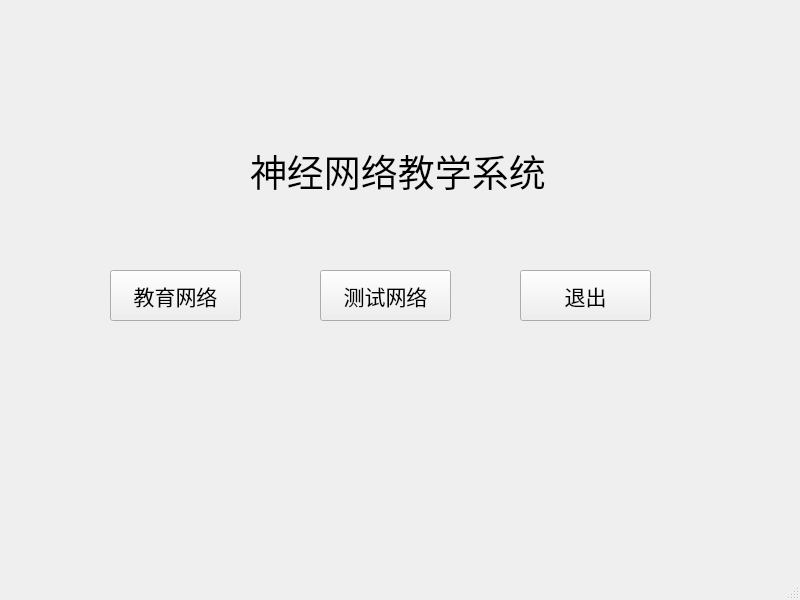
Old version of the form main_windows.ui in the repository leechfile/bpnet-edu.
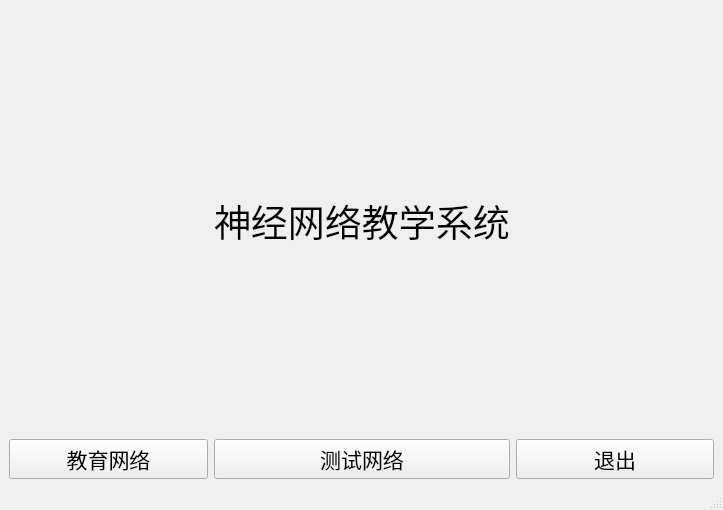
New version of the form.

```diff
--- a/main_windows.ui
+++ b/main_windows.ui
@@ -6,8 +6,8 @@
    <rect>
     <x>0</x>
     <y>0</y>
-    <width>800</width>
-    <height>600</height>
+    <width>723</width>
+    <height>510</height>
    </rect>
   </property>
   <property name="windowTitle">
@@ -17,34 +17,9 @@
    <string notr="true"/>
   </property>
   <widget class="QWidget" name="centralwidget">
-   <widget class="QLabel" name="label">
-    <property name="geometry">
-     <rect>
-      <x>250</x>
-      <y>110</y>
-      <width>391</width>
-      <height>121</height>
-     </rect>
-    </property>
-    <property name="font">
-     <font>
-      <family>宋体</family>
-      <pointsize>28</pointsize>
-     </font>
-    </property>
-    <property name="text">
-     <string>神经网络教学系统</string>
-    </property>
-   </widget>
+   <layout class="QGridLayout" name="gridLayout">
+    <item row="2" column="0">
    <widget class="QPushButton" name="edu_btn">
-    <property name="geometry">
-     <rect>
-      <x>110</x>
-      <y>270</y>
-      <width>131</width>
-      <height>51</height>
-     </rect>
-    </property>
     <property name="font">
      <font>
       <family>宋体</family>
@@ -55,15 +30,9 @@
      <string>教育网络</string>
     </property>
    </widget>
+    </item>
+    <item row="2" column="1">
    <widget class="QPushButton" name="test_nerual">
-    <property name="geometry">
-     <rect>
-      <x>320</x>
-      <y>270</y>
-      <width>131</width>
-      <height>51</height>
-     </rect>
-    </property>
     <property name="font">
      <font>
       <family>宋体</family>
@@ -74,15 +43,22 @@
      <string>测试网络</string>
     </property>
    </widget>
+    </item>
+    <item row="1" column="1">
+     <widget class="QLabel" name="label">
+      <property name="font">
+       <font>
+        <family>宋体</family>
+        <pointsize>28</pointsize>
+       </font>
+      </property>
+      <property name="text">
+       <string>神经网络教学系统</string>
+      </property>
+     </widget>
+    </item>
+    <item row="2" column="2">
    <widget class="QPushButton" name="exit_btn">
-    <property name="geometry">
-     <rect>
-      <x>520</x>
-      <y>270</y>
-      <width>131</width>
-      <height>51</height>
-     </rect>
-    </property>
     <property name="font">
      <font>
       <family>宋体</family>
@@ -93,6 +69,8 @@
      <string>退出</string>
     </property>
    </widget>
+    </item>
+   </layout>
   </widget>
   <widget class="QMenuBar" name="menubar">
    <property name="geometry">
```
Left out of the diff: 2 changed lines with no effect on the pictures. Lines whose indentation alone changed are shown as unchanged.
